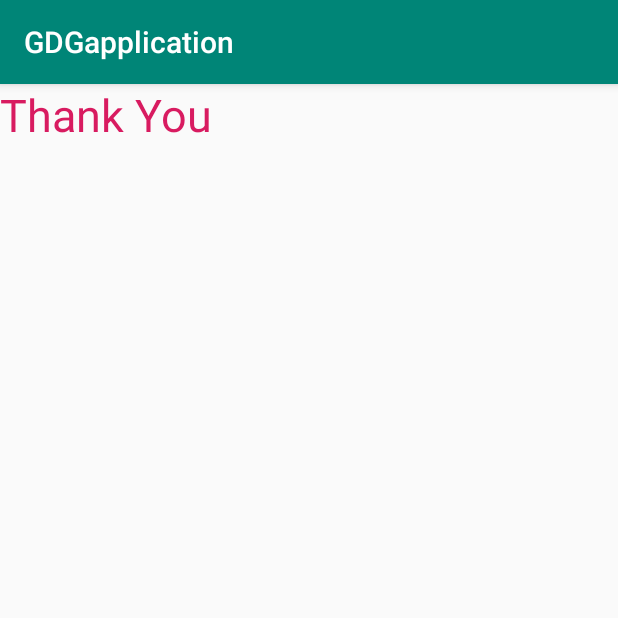
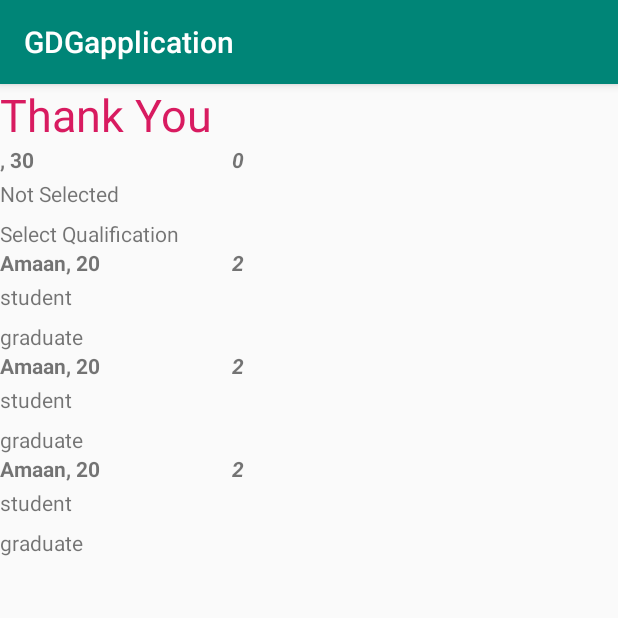
Before and after one commit to AmaanAnwar/GDGFeedback, an Android app: the screen it shows after launch (ThankyouActivity), after a tap on "SUBMIT", on a phone screen of 412 x 824 dp, the top half of it. Run offline under Robolectric (Android 15) with nearby library versions, the phone set to English and light mode, and no system bars.

Commit message:
Complete class 16/02/2020

```diff
--- a/app/src/main/java/com/example/gdgapplication/FeedBackAdapter.java
+++ b/app/src/main/java/com/example/gdgapplication/FeedBackAdapter.java
@@ -14,11 +14,13 @@ import androidx.recyclerview.widget.RecyclerView;
 import java.util.ArrayList;
 
 public class FeedBackAdapter extends RecyclerView.Adapter <FeedBackAdapter.FeedBackViewHolder>{
-    ArrayList<GDGFeedback> gdgFeedbacks ;
+    ArrayList<GDGFeedback> gdgFeedbacks;
 
-    public FeedBackAdapter(ArrayList<GDGFeedback> gdgFeedbacks, Context context) {
-        this.gdgFeedbacks = gdgFeedbacks;
+    public FeedBackAdapter(ArrayList<GDGFeedback> gdgFeedbackxs, Context context) {
+        this.gdgFeedbacks = gdgFeedbackxs;
         this.context = context;
+        GDGFeedback gf= new GDGFeedback("Amaan","student",2,"graduate",20,"Good",true);
+        gdgFeedbacks.add(gf);
     }
 
     Context context;
@@ -38,13 +40,13 @@ public class FeedBackAdapter extends RecyclerView.Adapter <FeedBackAdapter.FeedB
     @Override
     public FeedBackViewHolder onCreateViewHolder(@NonNull ViewGroup parent, int viewType) {
       View itemView = LayoutInflater.from(parent.getContext()).inflate(R.layout.item_layout,parent,false);
-        return null;
+        return new FeedBackViewHolder(itemView);
     }
 
     @Override
     public void onBindViewHolder(FeedBackViewHolder holder, int position) {
          GDGFeedback gdgFeedback=gdgFeedbacks.get(position);
-         holder.rating.setText(gdgFeedback.rating);
+         holder.rating.setText(gdgFeedback.rating+"");
          holder.qualification.setText(gdgFeedback.qualification);
          holder.name.setText((gdgFeedback.name + ", "+gdgFeedback.age).toString());
          holder.ocupation.setText(gdgFeedback.occupation);
--- a/app/src/main/java/com/example/gdgapplication/ThankyouActivity.java
+++ b/app/src/main/java/com/example/gdgapplication/ThankyouActivity.java
@@ -6,6 +6,7 @@ import android.widget.TextView;
 
 import androidx.appcompat.app.AppCompatActivity;
 import androidx.appcompat.widget.Toolbar;
+import androidx.recyclerview.widget.LinearLayoutManager;
 import androidx.recyclerview.widget.RecyclerView;
 
 import java.util.ArrayList;
@@ -25,9 +26,15 @@ public class ThankyouActivity extends AppCompatActivity {
         String name = getIntent().getStringExtra("name");
         gFlist = new ArrayList<GDGFeedback>();
         gFlist.add(gdgFeedback);
+       GDGFeedback gf= new GDGFeedback("Amaan","student",2,"graduate",20,"Good",true);
+        gFlist.add(gf);
+        GDGFeedback gf2= new GDGFeedback("Amaan","student",2,"graduate",20,"Good",true);
+        gFlist.add(gf2);
         feedBackAdapter = new FeedBackAdapter(gFlist,this);
         feedbackrecv=findViewById(R.id.recylerview);
+        feedbackrecv.setLayoutManager(new LinearLayoutManager(getApplicationContext()));
         feedbackrecv.setAdapter(feedBackAdapter);
+        feedBackAdapter.notifyDataSetChanged();
         thankyouTV.setText(thankyouTV.getText()+ " "+ name);
 
     }
--- a/app/src/main/res/layout/item_layout.xml
+++ b/app/src/main/res/layout/item_layout.xml
@@ -3,12 +3,9 @@
     xmlns:app="http://schemas.android.com/apk/res-auto"
     xmlns:tools="http://schemas.android.com/tools"
     android:layout_width="match_parent"
-    android:layout_height="match_parent"
+    android:layout_height="wrap_content"
     android:orientation="vertical"
-
     >
-
-
     <TextView
         android:textStyle="bold"
         android:id="@+id/nameTV"
```
